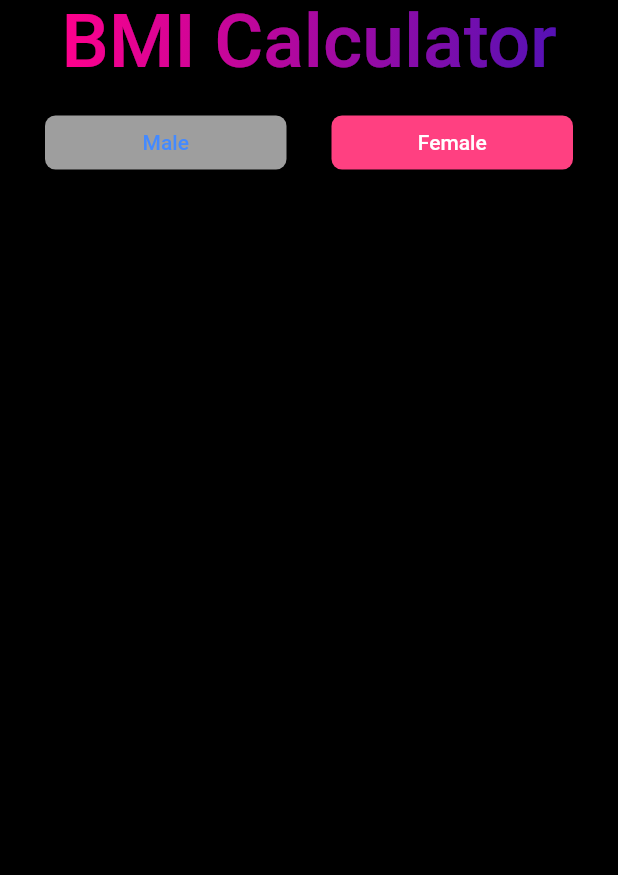
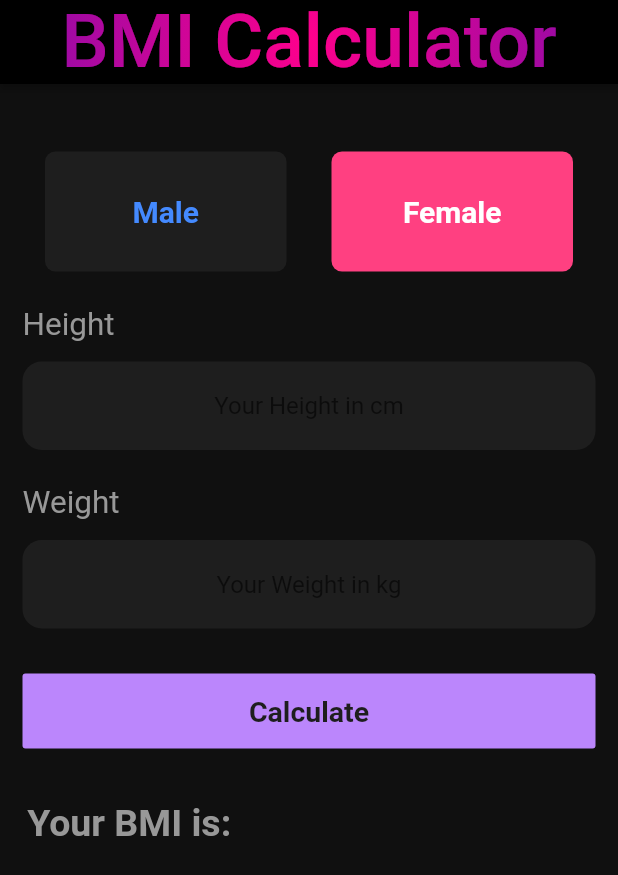
Before and after one commit to Sar1n0196/bmi_calculator, a Flutter app: the screen it shows after launch, on a phone screen of 412 x 824 dp. Shown: the top 875 px of the screen. Run offline on Flutter 3.47's test engine with Material 2 defaults, Android fonts, the phone set to English and light mode, and no system bars; drawn by our look-alikes of simple_gradient_text.

Commit message:
changes to main

```diff
--- a/lib/main.dart
+++ b/lib/main.dart
@@ -36,7 +36,7 @@ class _BMICalState extends State<BMICal> {
   Widget build(BuildContext context) {
     return Container(
         child: Scaffold(
-      backgroundColor: Colors.black,
+      backgroundColor: Color.fromARGB(255, 16, 16, 16),
       appBar: AppBar(
         backgroundColor: Colors.black,
         title: GradientText(
@@ -44,8 +44,9 @@ class _BMICalState extends State<BMICal> {
           style: const TextStyle(
             fontSize: 50.0,
           ),
-          gradientType: GradientType.linear,
-          gradientDirection: GradientDirection.ltr,
+          gradientType: GradientType.radial,
+          gradientDirection: GradientDirection.ttb,
+          radius: 5,
           colors: [
             const Color.fromARGB(255, 255, 0, 140),
             const Color.fromARGB(255, 85, 17, 181),
@@ -55,19 +56,94 @@ class _BMICalState extends State<BMICal> {
         elevation: 2.0,
       ),
       body: SingleChildScrollView(
-        child: Padding(padding: EdgeInsets.all(15),
+        child: Padding(
+          padding: EdgeInsets.all(15),
           child: Column(
+            mainAxisAlignment: MainAxisAlignment.start,
+            crossAxisAlignment: CrossAxisAlignment.start,
             children: [
+              SizedBox(
+                height: 30,
+              ),
               Row(
                 children: [
                   radioButton("Male", Colors.blueAccent, 1),
                   radioButton("Female", Colors.pinkAccent, 0)
                 ],
+              ),
+              SizedBox(
+                height: 23,
+              ),
+              Text(
+                "Height",
+                style: TextStyle(
+                    color: Color.fromARGB(255, 152, 152, 152), fontSize: 21),
+              ),
+              SizedBox(
+                height: 12,
+              ),
+              TextField(
+                keyboardType: TextInputType.number,
+                textAlign: TextAlign.center,
+                decoration: InputDecoration(
+                    hintText: "Your Height in cm",
+                    filled: true,
+                    fillColor: Color.fromARGB(255, 30, 30, 30),
+                    border: OutlineInputBorder(
+                        borderRadius: BorderRadius.circular(13),
+                        borderSide: BorderSide.none)),
+              ),
+              SizedBox(
+                height: 23,
+              ),
+              Text(
+                "Weight",
+                style: TextStyle(
+                    color: Color.fromARGB(255, 152, 152, 152), fontSize: 21),
+              ),
+              SizedBox(
+                height: 12,
+              ),
+              TextField(
+                keyboardType: TextInputType.number,
+                textAlign: TextAlign.center,
+                decoration: InputDecoration(
+                    hintText: "Your Weight in kg",
+                    filled: true,
+                    fillColor: Color.fromARGB(255, 30, 30, 30),
+                    border: OutlineInputBorder(
+                        borderRadius: BorderRadius.circular(13),
+                        borderSide: BorderSide.none)),
+              ),
+              SizedBox(
+                height: 30,
+              ),
+              Container(
+                width: double.infinity,
+                child: FlatButton(
+                  height: 50,
+                  onPressed: () {},
+                  color: Color.fromARGB(255, 187, 134, 252),
+                  child: Text(
+                    "Calculate",
+                    style: TextStyle(
+                      fontSize: 19,
+                      fontWeight: FontWeight.bold,
+                      color: Color.fromARGB(255, 30, 30, 30),
+                    ),
+                  ),
+                ),
+              ),
+              SizedBox(
+                height: 35,
+              ),
+              Text(
+                "Your BMI is: ",
+                textAlign: TextAlign.center,
+                style: TextStyle(fontSize: 25, fontWeight: FontWeight.bold, color: Color.fromARGB(255, 152, 152, 152)),
               )
             ],
           ),
-
-
         ),
       ),
     ));
@@ -83,16 +159,22 @@ class _BMICalState extends State<BMICal> {
     return Expanded(
       child: Container(
         margin: EdgeInsets.symmetric(horizontal: 15),
+        height: 80,
         child: FlatButton(
-            color: currentindex == index ? color : Colors.grey,
+            color:
+                currentindex == index ? color : Color.fromARGB(255, 30, 30, 30),
             onPressed: () {
               changeIndex(index);
             },
             shape:
                 RoundedRectangleBorder(borderRadius: BorderRadius.circular(7)),
-            child: Text(value, style: TextStyle(
+            child: Text(
+              value,
+              style: TextStyle(
                   color: currentindex == index ? Colors.white : color,
-            ),)),
+                  fontSize: 20,
+                  fontWeight: FontWeight.bold),
+            )),
       ),
     );
   }
```
Lines whose indentation alone changed are shown as unchanged.
